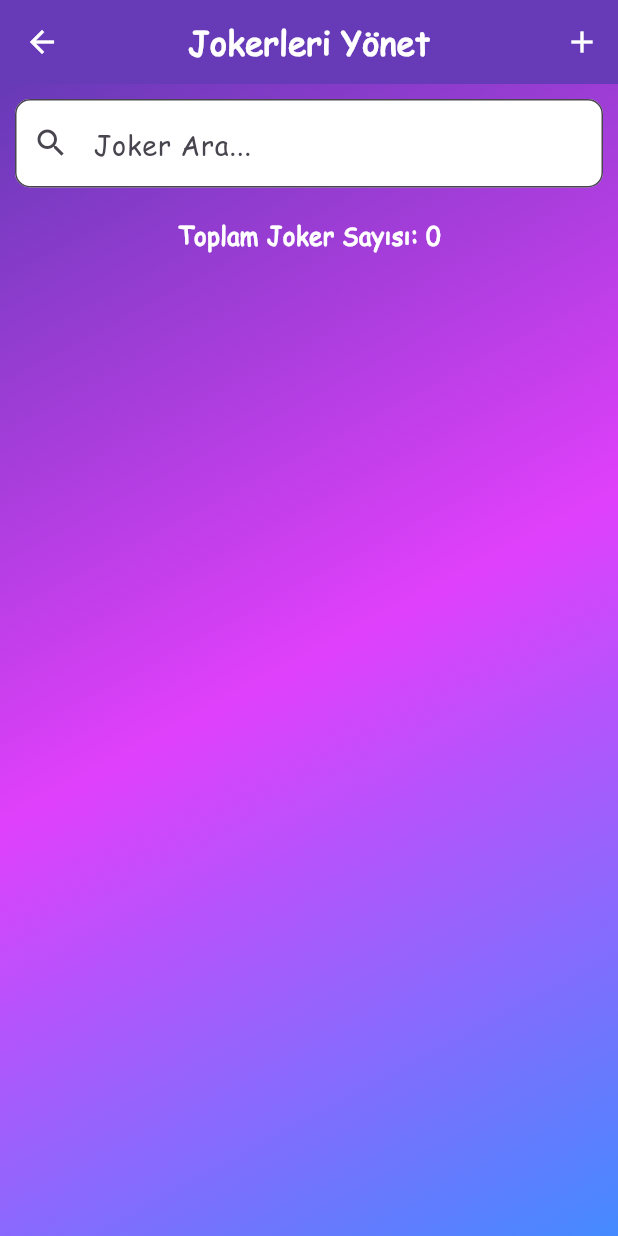
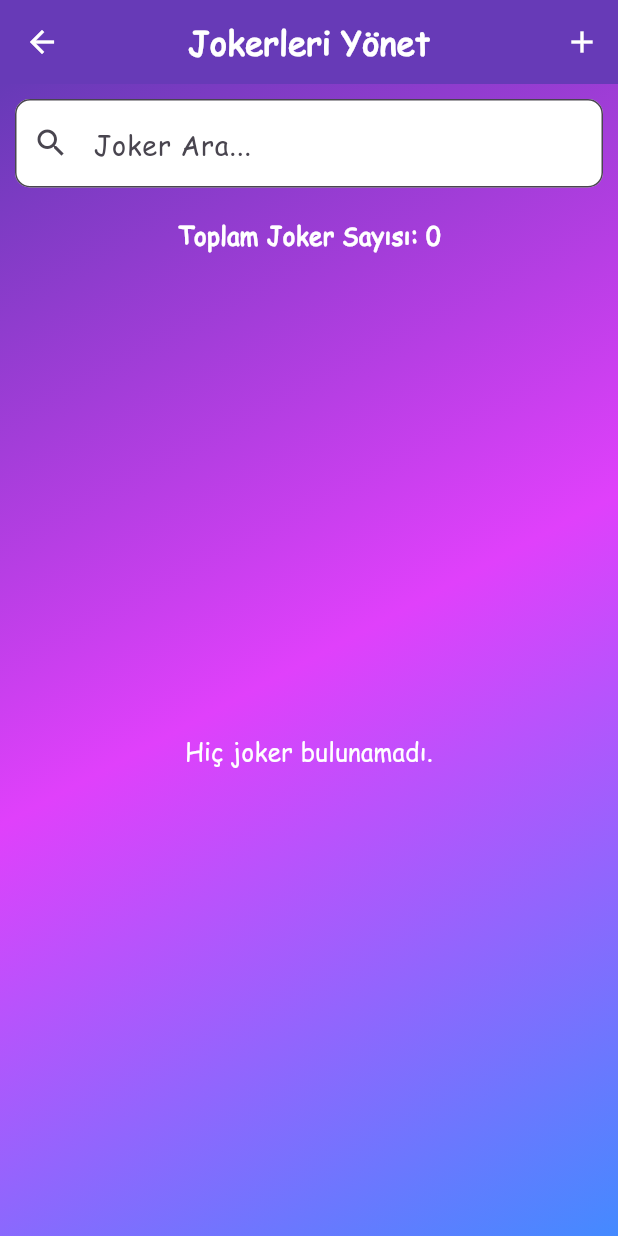
Before and after one commit to emrearinc/PasGec, a Flutter app: the screen it shows after launch, after a tap on "Jokerleri Yönet", on a phone screen of 412 x 824 dp. Run offline on Flutter 3.47's test engine with Material 3 defaults, Android fonts, the phone set to English and light mode, and no system bars; our stand-ins replace audioplayers, auto_size_text, awesome_dialog, package_info_plus, shared_preferences, sqflite and 1 more; accounts and stored records are empty.

Commit message:
ilginç şeyler yaşandı

```diff
--- a/lib/home_screen.dart
+++ b/lib/home_screen.dart
@@ -1,5 +1,6 @@
 import 'package:flutter/material.dart';
 import 'package:shared_preferences/shared_preferences.dart';
+import 'package:package_info_plus/package_info_plus.dart'; // Versiyon bilgisi için
 import 'team_selection_screen.dart';
 import 'settings_screen.dart';
 import 'words_screen.dart';
@@ -22,11 +23,13 @@ class HomeScreenState extends State<HomeScreen> {
   bool _showJokers = true;
   double _jokerProbability = 0.3;
 
+  String _appVersion = ''; // Versiyon bilgisi
+
   @override
   void initState() {
     super.initState();
     _loadSettings();
-
+    _loadAppVersion();
   }
 
   Future<void> _loadSettings() async {
@@ -41,50 +44,162 @@ class HomeScreenState extends State<HomeScreen> {
     });
   }
 
+  Future<void> _loadAppVersion() async {
+    final packageInfo = await PackageInfo.fromPlatform();
+    setState(() {
+      _appVersion = 'v${packageInfo.version}+${packageInfo.buildNumber}';
+    });
+  }
+
   @override
   Widget build(BuildContext context) {
     final screenWidth = MediaQuery.of(context).size.width;
     final screenHeight = MediaQuery.of(context).size.height;
 
+    int crossAxisCount = screenWidth > 600 ? 3 : 2;
+
     return Scaffold(
       resizeToAvoidBottomInset: false,
       body: SafeArea(
-        child: Container(
+        child: Stack(
+          children: [
+            Container(
+              width: double.infinity,
+              height: double.infinity,
               decoration: const BoxDecoration(
                 gradient: LinearGradient(
-              colors: [Colors.deepPurple, Colors.purpleAccent],
+                  colors: [
+                    Color(0xFF4A148C), // Daha koyu mor
+                    Color(0xFFCE93D8), // Açık mor
+                    Color(0xFFBA68C8), // Orta mor tonu
+                  ],
                   begin: Alignment.topLeft,
                   end: Alignment.bottomRight,
                 ),
               ),
+              child: SingleChildScrollView(
                 child: Column(
                   children: [
                     SizedBox(
-                height: screenHeight * 0.3, // Logoya ekranın %30'u ayrıldı
+                      height: screenHeight * 0.3,
                       child: Center(
                         child: Image.asset(
                           'assets/images/logo.png',
-                    width: screenWidth * 0.5, // Dinamik logo boyutu
+                          width: screenWidth * 0.5,
                           fit: BoxFit.contain,
                         ),
                       ),
                     ),
                     const SizedBox(height: 10),
-              Expanded(
-                child: Padding(
+                    Padding(
                       padding: const EdgeInsets.symmetric(horizontal: 16),
-                  child: GridView.count(
-                    crossAxisCount: 2, // Ekranda her satırda 2 düğme
+                      child: GridView.builder(
+                        gridDelegate: SliverGridDelegateWithFixedCrossAxisCount(
+                          crossAxisCount: crossAxisCount,
                           mainAxisSpacing: 16,
                           crossAxisSpacing: 16,
-                    childAspectRatio: 1.2, // Düğme boyut oranı
-                    physics: const NeverScrollableScrollPhysics(), // Kayan ekranı devre dışı bırakır
-                    children: [
-                      _buildHomeCard(
-                        label: 'Oyuna Başla',
-                        icon: Icons.play_arrow,
-                        color: Colors.green,
+                          childAspectRatio: 1.2,
+                        ),
+                        shrinkWrap: true,
+                        physics: const NeverScrollableScrollPhysics(),
+                        itemCount: 6,
+                        itemBuilder: (context, index) {
+                          return _buildHomeCard(
+                            label: _getCardLabel(index),
+                            icon: _getCardIcon(index),
+                            color: _getCardColor(index),
                             onPressed: () {
+                              _navigateToScreen(index);
+                            },
+                          );
+                        },
+                      ),
+                    ),
+                    const SizedBox(height: 10),
+                  ],
+                ),
+              ),
+            ),
+            Align(
+              alignment: Alignment.bottomRight,
+              child: Padding(
+                padding: const EdgeInsets.all(16.0),
+                child: Text(
+                  _appVersion, // Versiyon bilgisi
+                  style: const TextStyle(
+                    fontSize: 12,
+                    fontWeight: FontWeight.w400,
+                    color: Colors.white70,
+                  ),
+                ),
+              ),
+            ),
+          ],
+        ),
+      ),
+    );
+  }
+
+  String _getCardLabel(int index) {
+    switch (index) {
+      case 0:
+        return 'Oyuna Başla';
+      case 1:
+        return 'Ayarlar';
+      case 2:
+        return 'Kelimeleri Yönet';
+      case 3:
+        return 'Nasıl Oynanır';
+      case 4:
+        return 'Skorlar';
+      case 5:
+        return 'Jokerleri Yönet';
+      default:
+        return '';
+    }
+  }
+
+  IconData _getCardIcon(int index) {
+    switch (index) {
+      case 0:
+        return Icons.play_arrow;
+      case 1:
+        return Icons.settings;
+      case 2:
+        return Icons.list;
+      case 3:
+        return Icons.info_outline;
+      case 4:
+        return Icons.score;
+      case 5:
+        return Icons.extension;
+      default:
+        return Icons.help;
+    }
+  }
+
+  Color _getCardColor(int index) {
+    switch (index) {
+      case 0:
+        return Colors.green;
+      case 1:
+        return Colors.blue;
+      case 2:
+        return Colors.orange;
+      case 3:
+        return Colors.pink;
+      case 4:
+        return Colors.red;
+      case 5:
+        return Colors.purple;
+      default:
+        return Colors.black;
+    }
+  }
+
+  void _navigateToScreen(int index) {
+    switch (index) {
+      case 0:
         Navigator.push(
           context,
           MaterialPageRoute(
@@ -98,78 +213,38 @@ class HomeScreenState extends State<HomeScreen> {
             ),
           ),
         );
-                        },
-                      ),
-                      _buildHomeCard(
-                        label: 'Ayarlar',
-                        icon: Icons.settings,
-                        color: Colors.blue,
-                        onPressed: () async {
-                          final result = await Navigator.push(
+        break;
+      case 1:
+        Navigator.push(
           context,
           MaterialPageRoute(builder: (context) => const SettingsScreen()),
         );
-                          if (result != null) {
-                            _loadSettings();
-                          }
-                        },
-                      ),
-                      _buildHomeCard(
-                        label: 'Kelimeleri Yönet',
-                        icon: Icons.list,
-                        color: Colors.orange,
-                        onPressed: () {
+        break;
+      case 2:
         Navigator.push(
           context,
           MaterialPageRoute(builder: (context) => const WordsScreen()),
         );
-                        },
-                      ),
-                      _buildHomeCard(
-                        label: 'Nasıl Oynanır',
-                        icon: Icons.info_outline,
-                        color: Colors.pink,
-                        onPressed: () {
+        break;
+      case 3:
         Navigator.push(
           context,
           MaterialPageRoute(builder: (context) => const HowToPlayScreen()),
         );
-                        },
-                      ),
-                      _buildHomeCard(
-                        label: 'Skorlar',
-                        icon: Icons.score,
-                        color: Colors.red,
-                        onPressed: () {
+        break;
+      case 4:
         Navigator.push(
           context,
-                            MaterialPageRoute(
-                              builder: (context) => const ScoresScreen(), // Parametre gerekmez
-                            ),
+          MaterialPageRoute(builder: (context) => const ScoresScreen()),
         );
-                        },
-                      ),
-                      _buildHomeCard(
-                        label: 'Jokerleri Yönet',
-                        icon: Icons.extension,
-                        color: Colors.purple,
-                        onPressed: () {
+        break;
+      case 5:
         Navigator.push(
           context,
           MaterialPageRoute(builder: (context) => const JokerManagementScreen()),
         );
-                        },
-                      ),
-                    ],
-                  ),
-                ),
-              ),
-              const SizedBox(height: 10),
-            ],
-          ),
-        ),
-      ),
-    );
+        break;
+    }
   }
 
   Widget _buildHomeCard({
@@ -192,7 +267,7 @@ class HomeScreenState extends State<HomeScreen> {
             children: [
               Icon(
                 icon,
-                size: MediaQuery.of(context).size.width * 0.08, // Dinamik ikon boyutu
+                size: MediaQuery.of(context).size.width * 0.08,
                 color: Colors.white,
               ),
               const SizedBox(height: 10),
--- a/lib/joker_management_screen.dart
+++ b/lib/joker_management_screen.dart
@@ -241,6 +241,15 @@ class JokerManagementScreenState extends State<JokerManagementScreen> {
   }
 
   Widget _buildJokerList() {
+    if (_filteredJokers.isEmpty) {
+      // Joker listesi boş olduğunda gösterilecek mesaj
+      return Center(
+        child: Text(
+          'Hiç joker bulunamadı.',
+          style: TextStyle(color: Colors.white, fontSize: 16),
+        ),
+      );
+    }
     return ListView.builder(
       itemCount: _filteredJokers.length,
       itemBuilder: (context, index) {
--- a/pubspec.yaml
+++ b/pubspec.yaml
@@ -20,6 +20,7 @@ dependencies:
   shared_preferences: ^2.2.0 # Mevcut en son sürümü kullanın
   sqflite_sqlcipher: ^2.0.0 # En güncel sürümü kullanın
   flutter_secure_storage: ^9.0.0
+  package_info_plus: ^8.1.1 # En güncel sürümünü kontrol edin
 
 dev_dependencies:
   flutter_test:
```
Also changed, not shown: lib/database_helper.dart (+102 -5 lines), lib/scores_screen.dart (+16 -3 lines), lib/team_selection_screen.dart (+64 -30 lines), pubspec.lock, 6 other files. Lines whose indentation alone changed are shown as unchanged.
